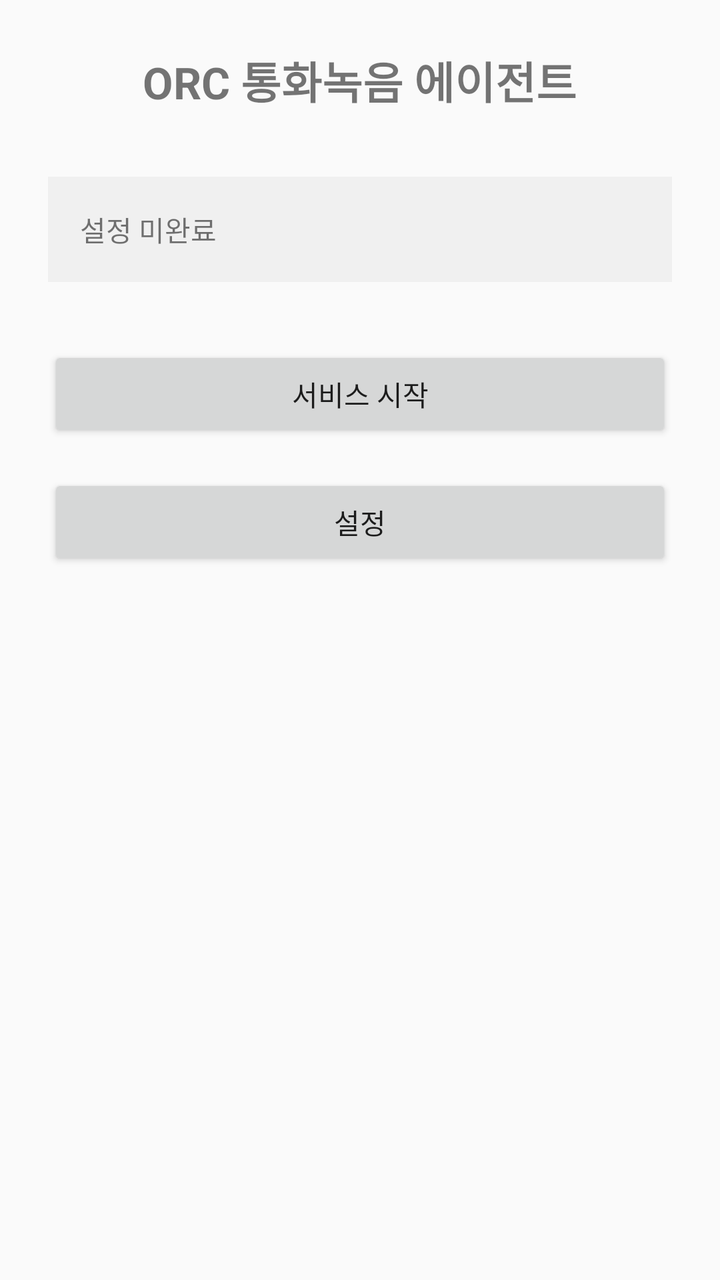
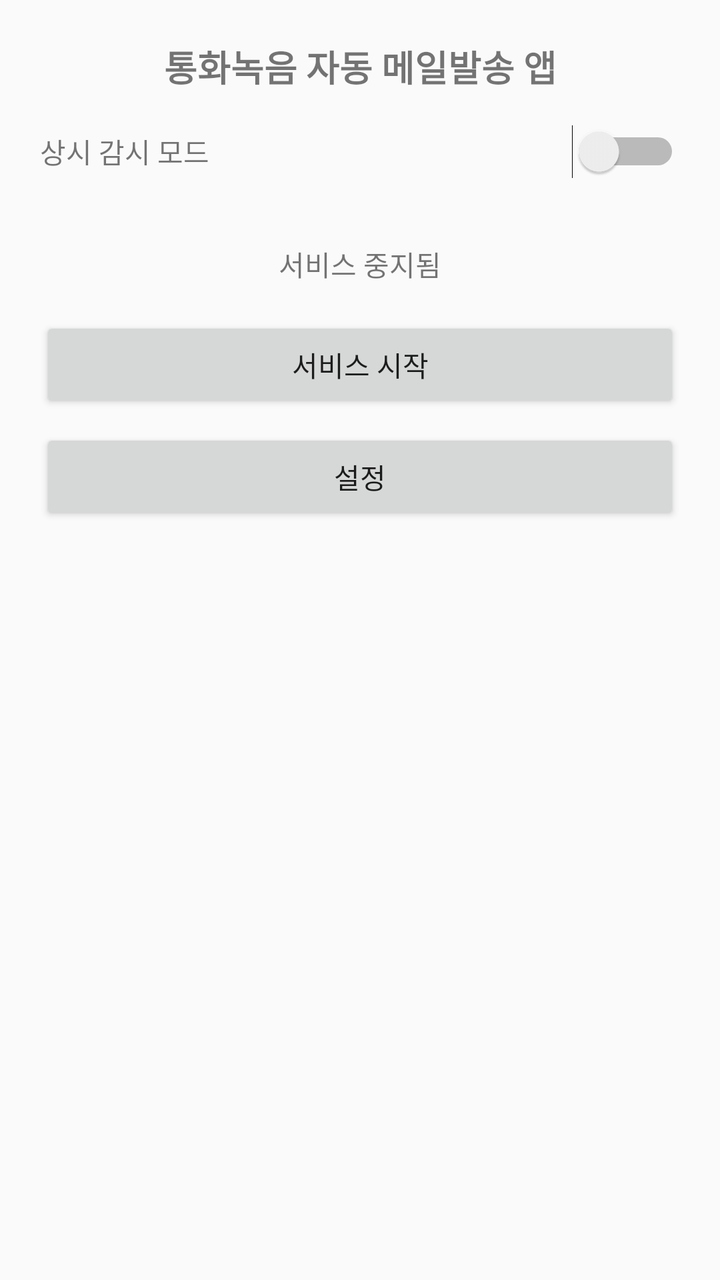

Before-and-after screenshots of an Android layout around one commit, followed by the original layout XML and the change that was made.
<!-- AndroidManifest.xml: application theme Theme.AppCompat.Light.DarkActionBar -->
<!-- res/layout/activity_main.xml -->
<?xml version="1.0" encoding="utf-8"?>
<LinearLayout xmlns:android="http://schemas.android.com/apk/res/android"
    android:layout_width="match_parent"
    android:layout_height="match_parent"
    android:orientation="vertical"
    android:padding="24dp"
    android:gravity="center_horizontal">

    <TextView
        android:layout_width="wrap_content"
        android:layout_height="wrap_content"
        android:text="ORC 통화녹음 에이전트"
        android:textSize="22sp"
        android:textStyle="bold"
        android:layout_marginBottom="32dp" />

    <TextView
        android:id="@+id/tvStatus"
        android:layout_width="match_parent"
        android:layout_height="wrap_content"
        android:text="설정 미완료"
        android:textSize="14sp"
        android:padding="16dp"
        android:background="#F0F0F0"
        android:layout_marginBottom="32dp" />

    <Button
        android:id="@+id/btnToggleService"
        android:layout_width="match_parent"
        android:layout_height="wrap_content"
        android:text="서비스 시작"
        android:layout_marginBottom="16dp" />

    <Button
        android:id="@+id/btnSettings"
        android:layout_width="match_parent"
        android:layout_height="wrap_content"
        android:text="설정" />

</LinearLayout>
<!-- resources referenced by this layout -->
<resources>

</resources>

<!-- the commit's change to res/layout/activity_main.xml (unified diff, before → after) -->
@@ -3,38 +3,81 @@
     android:layout_width="match_parent"
     android:layout_height="match_parent"
     android:orientation="vertical"
-    android:padding="24dp"
-    android:gravity="center_horizontal">
+    android:padding="20dp">
 
     <TextView
-        android:layout_width="wrap_content"
+        android:layout_width="match_parent"
         android:layout_height="wrap_content"
-        android:text="ORC 통화녹음 에이전트"
-        android:textSize="22sp"
+        android:text="통화녹음 자동 메일발송 앱"
+        android:textSize="18sp"
         android:textStyle="bold"
-        android:layout_marginBottom="32dp" />
+        android:gravity="center"
+        android:paddingBottom="16dp"/>
+
+    <LinearLayout
+        android:layout_width="match_parent"
+        android:layout_height="wrap_content"
+        android:orientation="horizontal"
+        android:gravity="center_vertical"
+        android:paddingBottom="4dp">
+        <TextView
+            android:layout_width="0dp"
+            android:layout_height="wrap_content"
+            android:layout_weight="1"
+            android:text="상시 감시 모드"/>
+        <Switch
+            android:id="@+id/switchAlwaysOn"
+            android:layout_width="wrap_content"
+            android:layout_height="wrap_content"/>
+    </LinearLayout>
+
+    <TextView
+        android:id="@+id/tvModeDesc"
+        android:layout_width="match_parent"
+        android:layout_height="wrap_content"
+        android:textSize="12sp"
+        android:textColor="#888888"
+        android:paddingBottom="12dp"/>
+
+    <LinearLayout
+        android:id="@+id/layoutSchedule"
+        android:layout_width="match_parent"
+        android:layout_height="wrap_content"
+        android:orientation="horizontal"
+        android:gravity="center_vertical"
+        android:paddingBottom="12dp"
+        android:visibility="gone">
+        <TextView
+            android:layout_width="0dp"
+            android:layout_height="wrap_content"
+            android:layout_weight="1"
+            android:text="실행 시각"/>
+        <Button
+            android:id="@+id/btnPickTime"
+            android:layout_width="wrap_content"
+            android:layout_height="wrap_content"
+            android:text="08:00"/>
+    </LinearLayout>
 
     <TextView
         android:id="@+id/tvStatus"
         android:layout_width="match_parent"
         android:layout_height="wrap_content"
-        android:text="설정 미완료"
-        android:textSize="14sp"
-        android:padding="16dp"
-        android:background="#F0F0F0"
-        android:layout_marginBottom="32dp" />
+        android:text="서비스 중지됨"
+        android:gravity="center"
+        android:paddingBottom="16dp"/>
 
     <Button
         android:id="@+id/btnToggleService"
         android:layout_width="match_parent"
         android:layout_height="wrap_content"
-        android:text="서비스 시작"
-        android:layout_marginBottom="16dp" />
+        android:text="서비스 시작"/>
 
     <Button
         android:id="@+id/btnSettings"
         android:layout_width="match_parent"
         android:layout_height="wrap_content"
-        android:text="설정" />
+        android:text="설정"
+        android:layout_marginTop="8dp"/>
 
 </LinearLayout>
